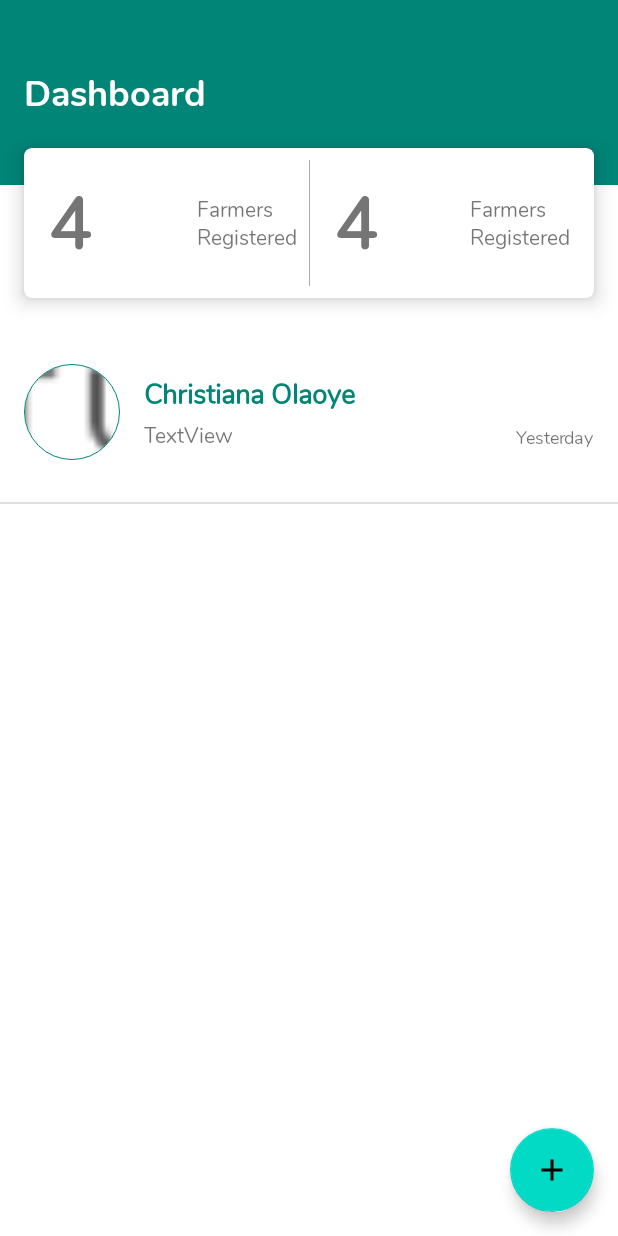
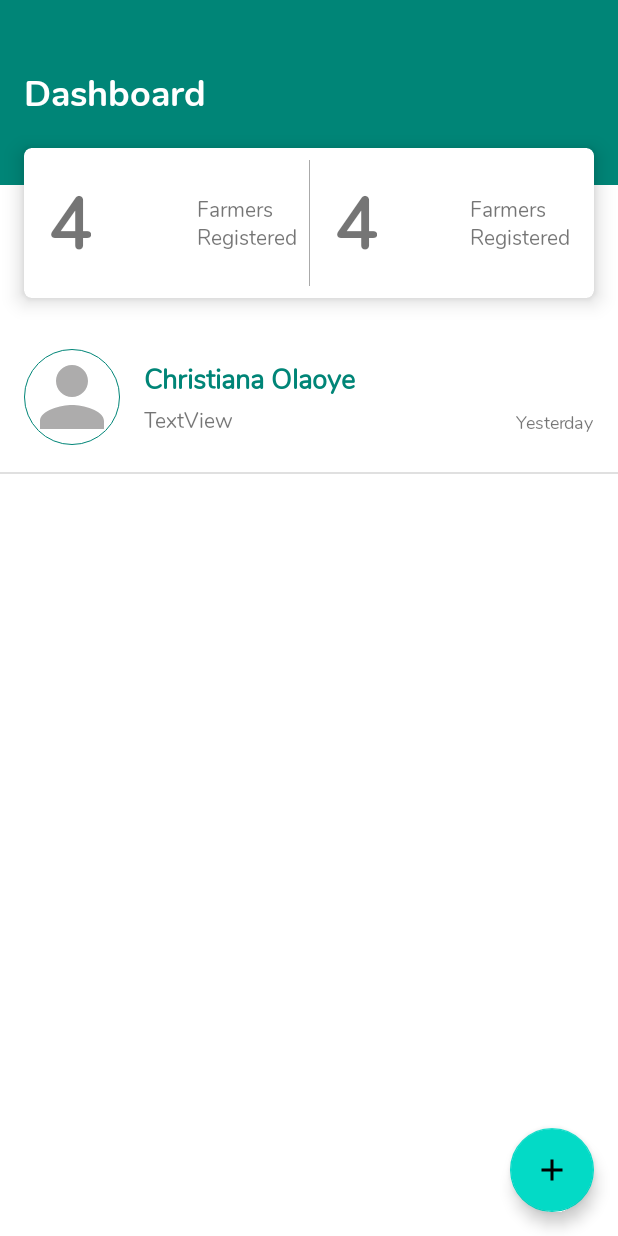
Before and after one commit to photizzo/NatureFarmApp, an Android app: the screen it shows after launch (MainActivity), on a phone screen of 412 x 824 dp. Run offline under Robolectric (Android 15) with nearby library versions, the phone set to English and light mode, and no system bars; our stand-ins replace CircleImageView, Dagger/Hilt's generated code, Room's generated code, RxJava, Timber and 1 more; 1 statement that could not run was skipped.

```diff
--- a/app/src/main/java/com/threedee/nature/home/FarmersAdapter.kt
+++ b/app/src/main/java/com/threedee/nature/home/FarmersAdapter.kt
@@ -2,6 +2,7 @@ package com.threedee.nature.home
 
 import android.view.ViewGroup
 import androidx.recyclerview.widget.RecyclerView
+import com.bumptech.glide.Glide
 import com.threedee.domain.model.Farm
 import com.threedee.nature.R
 import com.threedee.nature.util.inflate
@@ -30,7 +31,14 @@ class FarmersAdapter(
         RecyclerView.ViewHolder(parent.inflate(R.layout.dashboard_info)) {
         fun bind(item: Farm) {
             //TODO: Add GlideApp and details and date format
-            itemView.farmerNameTextView.text = "Christiana Olaoye"
+            itemView.farmerNameTextView.text = item.farmer.fullName
+            Glide.with(itemView)
+                .load(item.farmer.avatar)
+                .centerCrop()
+                .placeholder(R.drawable.ic_person)
+                .error(R.drawable.ic_person)
+                .fallback(R.drawable.ic_person)
+                .into(itemView.profileImageView)
             itemView.setOnClickListener { itemClick.invoke(item) }
         }
     }
--- a/app/src/main/java/com/threedee/nature/util/Extensions.kt
+++ b/app/src/main/java/com/threedee/nature/util/Extensions.kt
@@ -1,10 +1,13 @@
 package com.threedee.nature.util
 
 import android.app.Activity
+import android.content.Context
+import android.text.format.DateFormat
 import android.view.LayoutInflater
 import android.view.View
 import android.view.ViewGroup
 import com.google.android.material.snackbar.Snackbar
+import java.util.Calendar
 
 fun Activity.showSnackbar(
     message: String,
--- /dev/null
+++ b/app/src/main/res/drawable/ic_person.xml
@@ -0,0 +1,5 @@
+<vector android:height="24dp" android:tint="#ADACAC"
+    android:viewportHeight="24.0" android:viewportWidth="24.0"
+    android:width="24dp" xmlns:android="http://schemas.android.com/apk/res/android">
+    <path android:fillColor="#FF000000" android:pathData="M12,12c2.21,0 4,-1.79 4,-4s-1.79,-4 -4,-4 -4,1.79 -4,4 1.79,4 4,4zM12,14c-2.67,0 -8,1.34 -8,4v2h16v-2c0,-2.66 -5.33,-4 -8,-4z"/>
+</vector>
--- a/app/src/main/res/layout/dashboard_info.xml
+++ b/app/src/main/res/layout/dashboard_info.xml
@@ -3,7 +3,7 @@
     xmlns:app="http://schemas.android.com/apk/res-auto"
     xmlns:tools="http://schemas.android.com/tools"
     android:layout_width="match_parent"
-    android:layout_height="120dp"
+    android:layout_height="100dp"
     android:layout_margin="0dp">
 
     <TextView
@@ -65,4 +65,5 @@
         app:layout_constraintBottom_toBottomOf="parent"
         app:layout_constraintStart_toStartOf="parent"
         app:layout_constraintTop_toTopOf="parent" />
+
 </androidx.constraintlayout.widget.ConstraintLayout>
--- a/buildSrc/src/main/java/Dependecies.kt
+++ b/buildSrc/src/main/java/Dependecies.kt
@@ -50,7 +50,7 @@ object Versions {
     val roboelectricVersion = "4.3"
     val daggerVersion = "2.16"
     val gsonVersion = "2.8.2"
-    val glideVersion = "4.6.1"
+    val glideVersion = "4.9.0"
     val timberVersion = "4.7.0"
     val rxandroidVersion = "2.1.1"
     val recyclerViewVersion = "1.0.0"
```
Also changed, not shown: app/src/main/java/com/threedee/nature/add/AddFarmersFragment.kt (+11 -0 lines), app/src/main/java/com/threedee/nature/home/FarmDetailsActivity.kt (+12 -1 lines), app/src/main/res/drawable/loading.gif (added).
